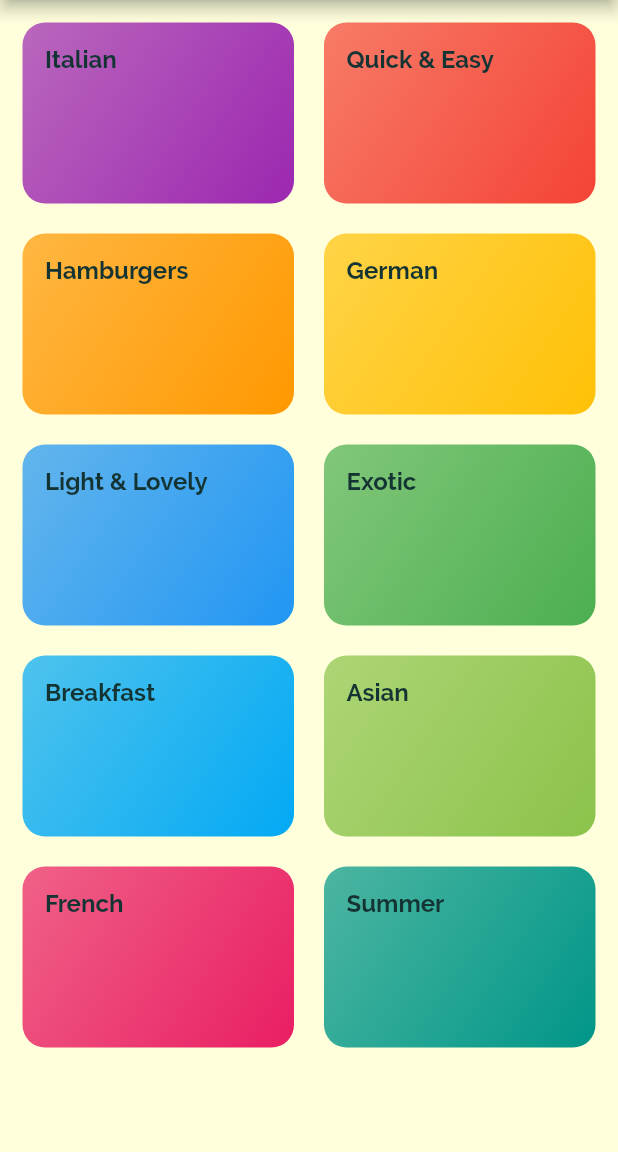
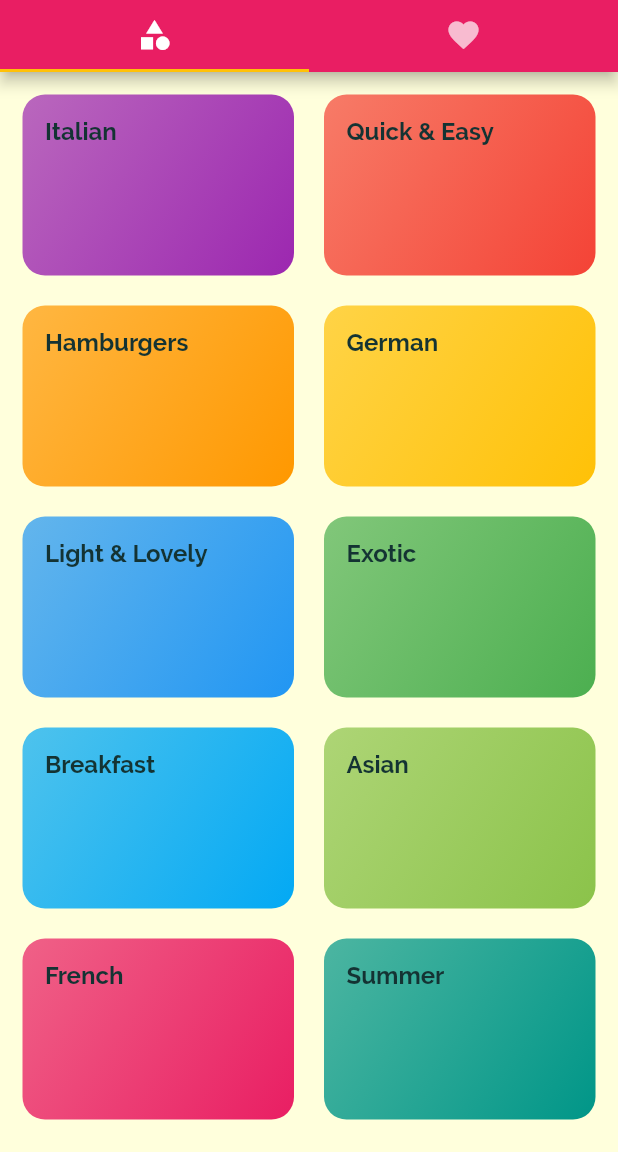
Before and after one commit to batugkocak/Meals, a Flutter app: the screen it shows after launch, on a phone screen of 412 x 824 dp, the part 84-1236 px from its top. Run offline on Flutter 3.47's test engine with Material 2 defaults, Android fonts, the phone set to English and light mode, and no system bars.

Commit message:
change Home Page to TabsPage from CategoriesPage

```diff
--- a/lib/main.dart
+++ b/lib/main.dart
@@ -1,8 +1,9 @@
 import 'package:flutter/material.dart';
-import 'package:meals/page/category_details_page.dart';
 
-import 'package:meals/page/categories_page.dart';
-import 'package:meals/page/meal_details_page.dart';
+import './page/category_details_page.dart';
+import './page/categories_page.dart';
+import './page/meal_details_page.dart';
+import './page/tabs_page.dart';
 
 void main() => runApp(MyApp());
 
@@ -11,9 +12,7 @@ class MyApp extends StatelessWidget {
 
   final myTheme = ThemeData(
       primaryColor: Colors.pink,
-    colorScheme: ColorScheme.fromSwatch(
-      primarySwatch: Colors.pink,
-    ).copyWith(primary: Colors.pink, secondary: Colors.amber),
+      secondaryHeaderColor: Colors.amber,
       canvasColor: const Color.fromRGBO(255, 255, 220, 1),
       fontFamily: 'Raleway',
       textTheme: const TextTheme(
@@ -31,7 +30,10 @@ class MyApp extends StatelessWidget {
             fontFamily: 'RobotoCondensed',
             fontWeight: FontWeight.bold),
       ),
-  );
+      colorScheme: ColorScheme.fromSwatch(
+          primarySwatch: Colors.pink,
+          accentColor: Colors.amber,
+          cardColor: Colors.amber));
 
   @override
   Widget build(BuildContext context) {
@@ -43,7 +45,7 @@ class MyApp extends StatelessWidget {
       initialRoute: '/', //default is '/'
 
       routes: {
-        '/': (ctx) => const CategoriesPage(),
+        '/': (ctx) => const TabsPage(),
         CategoryDetailsPage.route: (_) => const CategoryDetailsPage(),
         MealDetailsPage.route: (_) => const MealDetailsPage(),
       },
--- a/lib/page/categories_page.dart
+++ b/lib/page/categories_page.dart
@@ -8,11 +8,7 @@ class CategoriesPage extends StatelessWidget {
 
   @override
   Widget build(BuildContext context) {
-    return Scaffold(
-      appBar: AppBar(
-        title: const Text("MyChef"),
-      ),
-      body: GridView(
+    return GridView(
       padding: const EdgeInsets.all(15),
       gridDelegate: const SliverGridDelegateWithMaxCrossAxisExtent(
         maxCrossAxisExtent: 200,
@@ -29,7 +25,6 @@ class CategoriesPage extends StatelessWidget {
             ),
           )
           .toList(),
-      ),
     );
   }
 }
```
Lines whose indentation alone changed are shown as unchanged.
